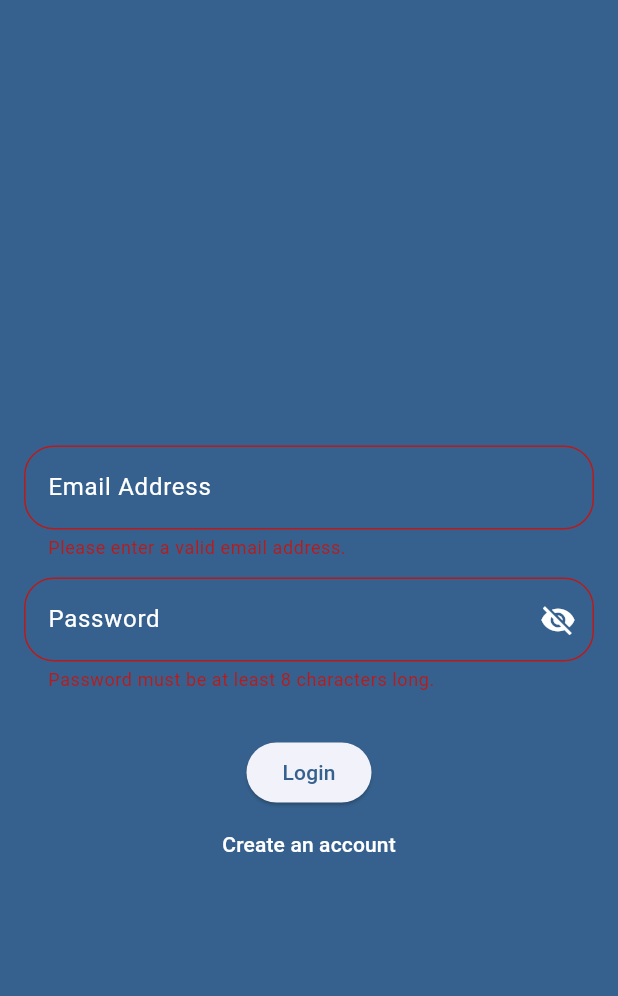
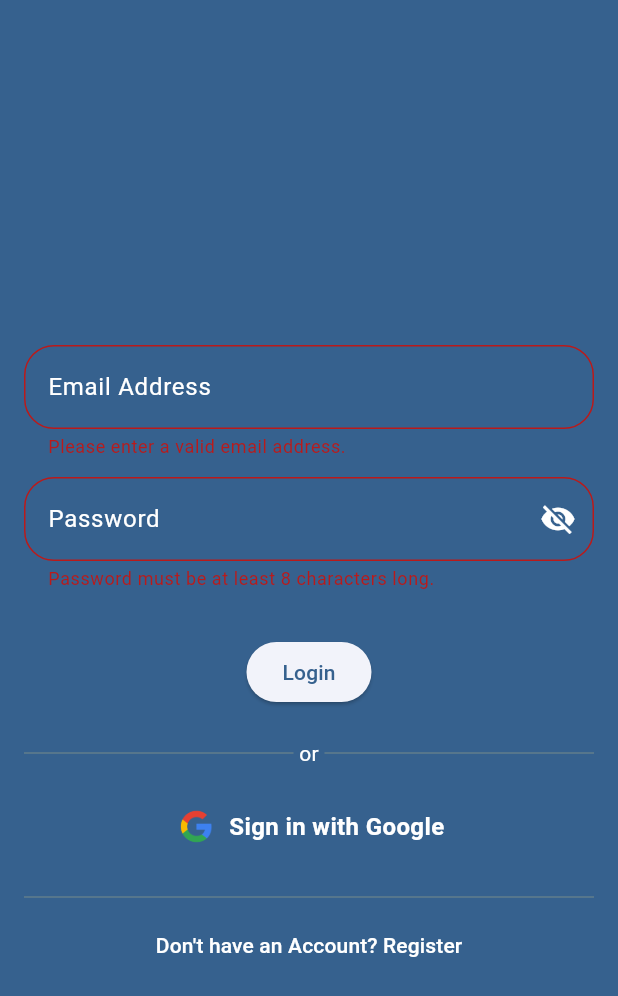
Before and after one commit to Dev-king-coder/zr, a Flutter app: the screen it shows after launch, after a tap on "Login", on a phone screen of 412 x 824 dp. Shown: the top 996 px of the screen. Run offline on Flutter 3.47's test engine with Material 2 defaults, Android fonts, the phone set to English and light mode, and no system bars; our stand-ins replace firebase_auth, firebase_core, google_sign_in; accounts and stored records are empty.

```diff
--- /dev/null
+++ b/lib/components/gsign_in_button.dart
@@ -0,0 +1,70 @@
+// ignore: use_build_context_synchronously
+
+import 'package:flutter/material.dart';
+import 'package:firebase_auth/firebase_auth.dart';
+
+import '/utils/authentication.dart';
+
+class SignInButton extends StatefulWidget {
+  const SignInButton({super.key});
+
+  @override
+  State<SignInButton> createState() => _SignInButtonState();
+}
+
+class _SignInButtonState extends State<SignInButton> {
+  bool _isSignedIn = false;
+
+  @override
+  Widget build(BuildContext context) {
+    return Padding(
+        padding: const EdgeInsets.all(8.0),
+        child: _isSignedIn
+            ? const CircularProgressIndicator(
+                valueColor: AlwaysStoppedAnimation<Color>(Colors.white),
+              )
+            : InkWell(
+                onTap: () async {
+                  setState(() {
+                    _isSignedIn = true;
+                  });
+                  User? user =
+                      await Authentication.signInWithGoogle(context: context);
+                  setState(() {
+                    _isSignedIn = false;
+                  });
+
+                  if (user != null) {
+                    ScaffoldMessenger.of(context).showSnackBar(
+                      SnackBar(
+                        content: const Text("Sign in successful!"),
+                        backgroundColor: Theme.of(context).colorScheme.error,
+                      ),
+                    );
+                  }
+                },
+                child: Padding(
+                  padding: const EdgeInsets.all(6),
+                  child: Wrap(
+                      crossAxisAlignment: WrapCrossAlignment.center,
+                      children: [
+                        Image.asset(
+                          'lib/assets/images/google_logo.png',
+                          height: 30,
+                        ),
+                        const SizedBox(
+                          width: 7,
+                        ),
+                        const Text(
+                          'Sign in with Google',
+                          style: TextStyle(
+                            color: Colors.white,
+                            fontSize: 16,
+                            fontWeight: FontWeight.w600,
+                          ),
+                        ),
+                      ]),
+                ),
+              ));
+  }
+}
--- a/lib/main.dart
+++ b/lib/main.dart
@@ -1,7 +1,7 @@
 import 'package:flutter/material.dart';
 import 'package:firebase_core/firebase_core.dart';
 import 'firebase_options.dart';
-import '../screens/auth.dart';
+import '../utils/screen_initializer.dart';
 
 void main() async {
   WidgetsFlutterBinding.ensureInitialized();
@@ -18,12 +18,13 @@ class MyApp extends StatelessWidget {
   @override
   Widget build(BuildContext context) {
     return MaterialApp(
+      debugShowCheckedModeBanner: false,
       title: 'ZR-App',
       theme: ThemeData(
         colorScheme: ColorScheme.fromSeed(seedColor: Colors.blue),
         useMaterial3: true,
       ),
-      home: const AuthScreen(),
+      home:const ScreenInitializer(),
     );
   }
 }
--- a/lib/screens/auth.dart
+++ b/lib/screens/auth.dart
@@ -1,5 +1,6 @@
 import 'package:flutter/material.dart';
 import 'package:firebase_auth/firebase_auth.dart';
+import 'package:zr/components/gsign_in_button.dart';
 
 final _firebase = FirebaseAuth.instance;
 
@@ -26,17 +27,15 @@ class _AuthScreenState extends State<AuthScreen> {
     _formKey.currentState!.save();
     try {
       if (_isLogin) {
-        final userCred = await _firebase.signInWithEmailAndPassword(
+        await _firebase.signInWithEmailAndPassword(
           email: _enteredEmail,
           password: _enteredPassword,
         );
-        print(userCred);
       } else {
-        final userCred = await _firebase.createUserWithEmailAndPassword(
+        await _firebase.createUserWithEmailAndPassword(
           email: _enteredEmail,
           password: _enteredPassword,
         );
-        print(userCred);
       }
     } on FirebaseAuthException catch (error) {
       ScaffoldMessenger.of(context).clearSnackBars();
@@ -201,6 +200,32 @@ class _AuthScreenState extends State<AuthScreen> {
                             onPressed: _submitForm,
                             child: Text(_isLogin ? "Login" : "SignUp"),
                           ),
+                          const SizedBox(height: 20),
+                          Row(
+                            children: <Widget>[
+                              const Expanded(
+                                  child: Divider(
+                                color: Colors.blueGrey,
+                              )),
+                              Text(
+                                " or ",
+                                style: TextStyle(
+                                  color:
+                                      Theme.of(context).colorScheme.onPrimary,
+                                ),
+                              ),
+                              const Expanded(
+                                  child: Divider(
+                                color: Colors.blueGrey,
+                              )),
+                            ],
+                          ),
+                          const SizedBox(height: 10),
+                          const SignInButton(),
+                          const SizedBox(height: 10),
+                          const Divider(
+                            color: Colors.blueGrey,
+                          ),
                           TextButton(
                             onPressed: () {
                               setState(() {
@@ -209,7 +234,7 @@ class _AuthScreenState extends State<AuthScreen> {
                             },
                             child: Text(
                               _isLogin
-                                  ? 'Create an account'
+                                  ? "Don't have an Account? Register"
                                   : 'I already have an account',
                               style: TextStyle(
                                 color: Theme.of(context).colorScheme.onPrimary,
--- /dev/null
+++ b/lib/screens/splash.dart
@@ -0,0 +1,12 @@
+import 'package:flutter/material.dart';
+
+class SplashScreen extends StatelessWidget {
+  const SplashScreen({super.key});
+
+  @override
+  Widget build(BuildContext context) {
+    return const Center(
+      child: CircularProgressIndicator(),
+    );
+  }
+}
--- /dev/null
+++ b/lib/utils/screen_initializer.dart
@@ -0,0 +1,27 @@
+import 'package:firebase_auth/firebase_auth.dart';
+import 'package:flutter/material.dart';
+import '/screens/splash.dart';
+import '/screens/auth.dart';
+import '/screens/home.dart';
+
+class ScreenInitializer extends StatelessWidget {
+  const ScreenInitializer({
+    Key? key,
+  }) : super(key: key);
+
+  @override
+  Widget build(BuildContext context) {
+    return StreamBuilder<void>(
+      stream: FirebaseAuth.instance.authStateChanges(),
+      builder: (context, snapshot) {
+        if (snapshot.connectionState == ConnectionState.waiting) {
+          return const SplashScreen();
+        }
+        if (snapshot.hasData) {
+          return const HomeScreen();
+        }
+        return const AuthScreen();
+      },
+    );
+  }
+}
--- a/pubspec.yaml
+++ b/pubspec.yaml
@@ -37,6 +37,7 @@ dependencies:
   cupertino_icons: ^1.0.2
   firebase_core: ^2.13.0
   firebase_auth: ^4.6.1
+  google_sign_in: ^6.1.0
 
 dev_dependencies:
   flutter_test:
@@ -61,9 +62,8 @@ flutter:
   uses-material-design: true
 
   # To add assets to your application, add an assets section, like this:
-  # assets:
-  #   - images/a_dot_burr.jpeg
-  #   - images/a_dot_ham.jpeg
+  assets:
+    - lib/assets/images/google_logo.png
 
   # An image asset can refer to one or more resolution-specific "variants", see
   # https://flutter.dev/assets-and-images/#resolution-aware
```
Also changed, not shown: lib/screens/home.dart (added, +10 -0 lines), lib/utils/authentication.dart (added, +54 -0 lines), lib/assets/images/google_logo.png (added), pubspec.lock, 1 other file.
